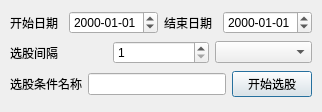
The window that QtDesign/BatchSearcher.ui (victor647/QuantumStockTrade) describes before a commit, drawn with Qt 5.
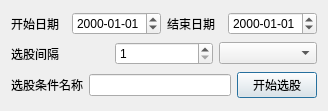
The same window after the commit.

```diff
--- a/QtDesign/BatchSearcher.ui
+++ b/QtDesign/BatchSearcher.ui
@@ -6,22 +6,13 @@
    <rect>
     <x>0</x>
     <y>0</y>
-    <width>322</width>
-    <height>112</height>
+    <width>328</width>
+    <height>111</height>
    </rect>
   </property>
   <property name="windowTitle">
    <string>批量选股</string>
   </property>
-  <widget class="QWidget" name="">
-   <property name="geometry">
-    <rect>
-     <x>10</x>
-     <y>10</y>
-     <width>302</width>
-     <height>91</height>
-    </rect>
-   </property>
    <layout class="QVBoxLayout" name="verticalLayout">
     <item>
      <layout class="QHBoxLayout" name="horizontalLayout">
@@ -160,7 +151,6 @@
      </layout>
     </item>
    </layout>
-  </widget>
  </widget>
  <resources/>
  <connections>
```
Lines whose indentation alone changed are shown as unchanged.
